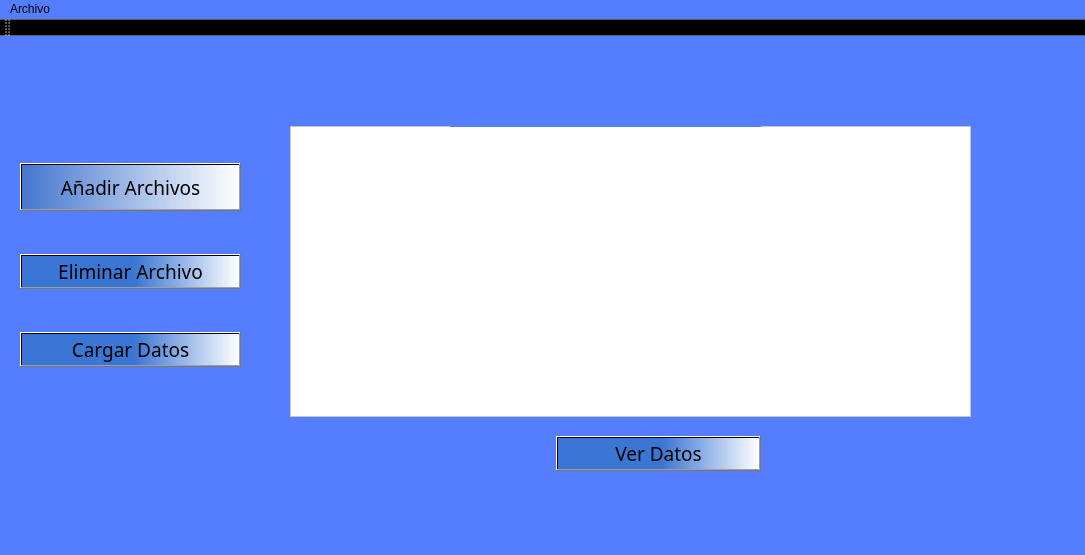
Above: Interfaz/UI/InicioSubirDatos.ui from Dumaru/ExcelReports before the change. Below: the same form after it.
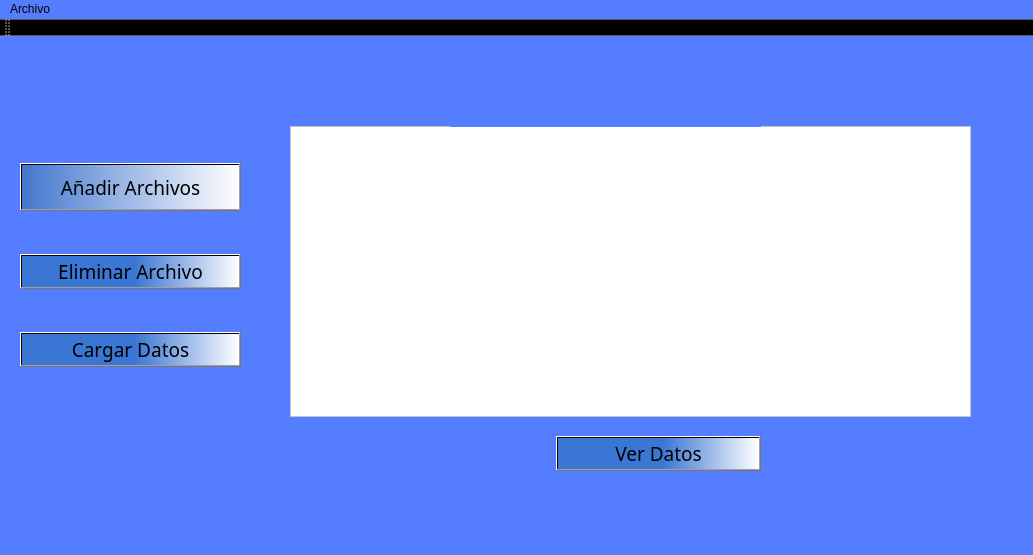
That is the form after the change. Icons and pictures are not drawn.

```diff
--- a/Interfaz/UI/InicioSubirDatos.ui
+++ b/Interfaz/UI/InicioSubirDatos.ui
@@ -6,7 +6,7 @@
    <rect>
     <x>0</x>
     <y>0</y>
-    <width>1085</width>
+    <width>1033</width>
     <height>555</height>
    </rect>
   </property>
@@ -214,7 +214,7 @@
     <rect>
      <x>0</x>
      <y>0</y>
-     <width>1085</width>
+     <width>1033</width>
      <height>26</height>
     </rect>
    </property>
```
